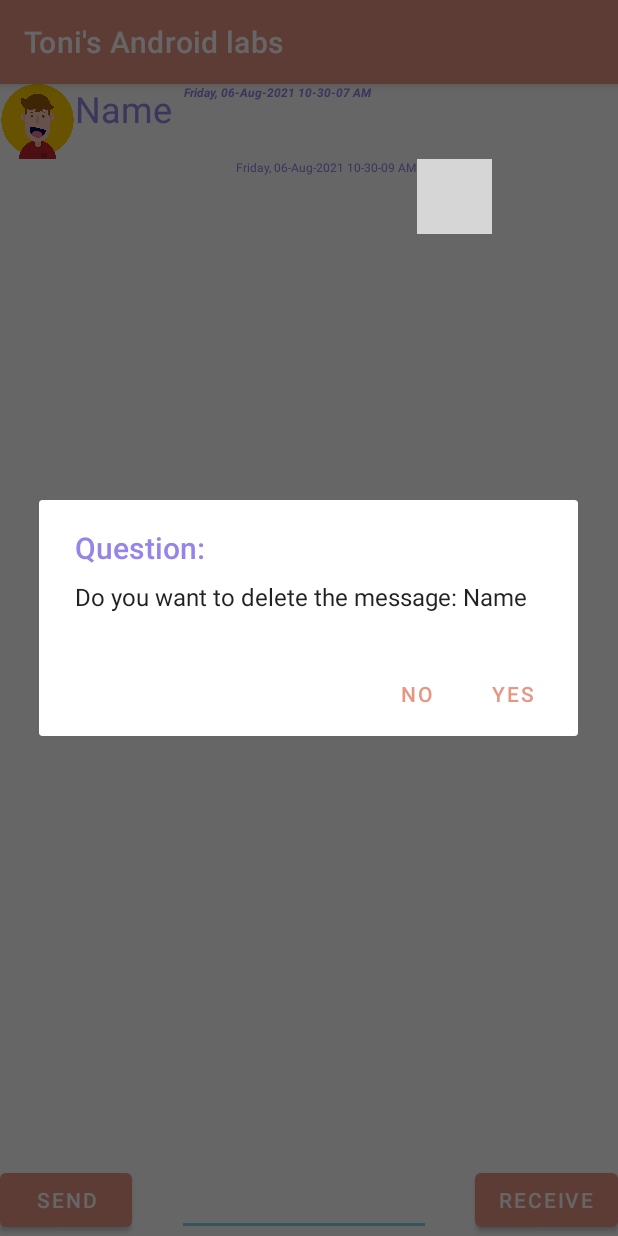
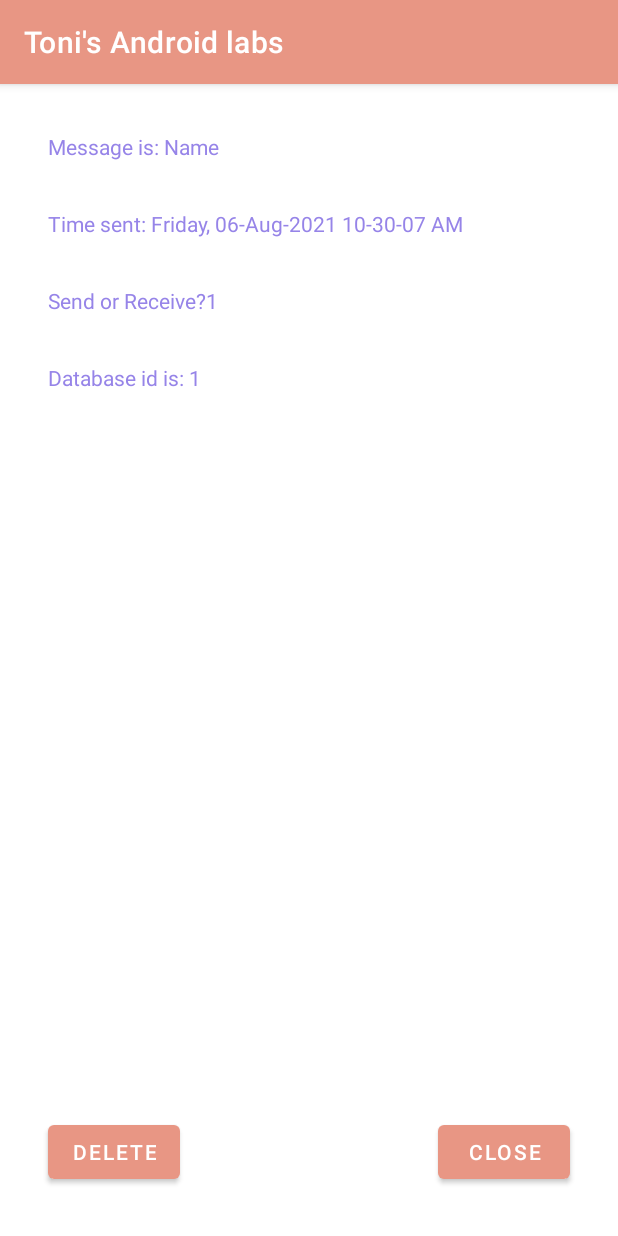
Before and after one commit to tonioluwole/TonisAndroidlabs, an Android app: the screen it shows after launch (ChatRoom), after a tap on "Name", on a phone screen of 412 x 824 dp. Run offline under Robolectric (Android 15) with nearby library versions, the phone set to English and light mode, and no system bars; 2 other taps on this screen came first; grey boxes are pictures that could not be loaded.

Commit message:
mid way through week 8 lab

```diff
--- a/app/src/main/java/algonquin/cst2335/oluw0006/ChatRoom.java
+++ b/app/src/main/java/algonquin/cst2335/oluw0006/ChatRoom.java
@@ -1,241 +1,41 @@
 package algonquin.cst2335.oluw0006;
 
-import android.content.ContentValues;
-import android.database.Cursor;
-import android.database.sqlite.SQLiteDatabase;
+
 import android.os.Bundle;
-import android.view.LayoutInflater;
-import android.view.View;
-import android.view.ViewGroup;
-import android.widget.Button;
-import android.widget.EditText;
-import android.widget.TextView;
-
-import androidx.appcompat.app.AlertDialog;
 import androidx.appcompat.app.AppCompatActivity;
-import androidx.recyclerview.widget.LinearLayoutManager;
-import androidx.recyclerview.widget.RecyclerView;
-
-import com.google.android.material.snackbar.Snackbar;
-
-import java.text.SimpleDateFormat;
-import java.util.ArrayList;
-import java.util.Calendar;
-import java.util.Date;
-import java.util.Locale;
-
+import androidx.fragment.app.Fragment;
+import androidx.fragment.app.FragmentManager;
+import androidx.fragment.app.FragmentTransaction;
 
 public class ChatRoom extends AppCompatActivity {
-    ArrayList<ChatMessage> messages = new ArrayList<>();
-    MyChatAdapter adt;
-    RecyclerView chatList;
 
-    SQLiteDatabase db;
+    boolean isTablet = false;
+
     @Override
     protected void onCreate(Bundle savedInstanceState) {
         super.onCreate(savedInstanceState);
+        setContentView(R.layout.empty_layout);
 
-        setContentView(R.layout.chatlayout);
+        isTablet = findViewById(R.id.detailsRoom) !=null;
 
-        Button send = findViewById(R.id.sendbutton);
-        Button receive = findViewById(R.id.receivebutton);
-        EditText field = findViewById(R.id.editmessage);
+        messageListFragment chatFragment = new messageListFragment();
+        FragmentManager fMgr = getSupportFragmentManager();
+        FragmentTransaction tx = fMgr.beginTransaction();
 
-        MyOpenHelper opener = new MyOpenHelper(this);
-         db = opener.getWritableDatabase();
+        tx.add(R.id.fragmentRoom, chatFragment);
+        tx.commit();
 
-        chatList = findViewById(R.id.myrecycler);
+        //or getSupportFragmentManager().beginTransaction().add(R.id.fragmentRoom, chatFragment).commit();
+    }
 
-        Cursor results = db.rawQuery("Select * from " + MyOpenHelper.TABLE_NAME + ";", null);
+    public void userClickedMessage(messageListFragment.ChatMessage chatMessage, int position) {
+        MessageDetailsFragment mdFragment = new MessageDetailsFragment(chatMessage, position);
 
-            int _idCol = results.getColumnIndex("_id");
-            int messageCol = results.getColumnIndex(MyOpenHelper.col_message);
-            int sendCol = results.getColumnIndex(MyOpenHelper.col_send_receive);
-            int timeCol = results.getColumnIndex(MyOpenHelper.col_time_sent);
+        if(isTablet){
+            getSupportFragmentManager().beginTransaction().add(R.id.detailsRoom, mdFragment).commit();
+        }else {
+            getSupportFragmentManager().beginTransaction().add(R.id.fragmentRoom, mdFragment).commit();
+        }
+    }
 
-            while (results.moveToNext()) {
-                long id = results.getInt(_idCol);
-                String message = results.getString(messageCol);
-                String time = results.getString(timeCol);
-                int sendOrReceive = results.getInt(sendCol);
-
-                messages.add(new ChatMessage(message, sendOrReceive, time, id));
-
-
-            }
-            results.close();
-
-
-        adt = new MyChatAdapter();
-        chatList.setAdapter(adt);
-        LinearLayoutManager layoutManager = new LinearLayoutManager(this, LinearLayoutManager.VERTICAL, false);
-        chatList.setLayoutManager(layoutManager);
-
-        send.setOnClickListener(clk -> {
-            SimpleDateFormat sdf = new SimpleDateFormat("EEEE, dd-MMM-yyyy hh-mm-ss a", Locale.getDefault());
-            String currentDateandTime = sdf.format(new Date());
-
-            ChatMessage thisMessage = new ChatMessage(field.getText().toString(), 1, currentDateandTime);
-
-            ContentValues newRow = new ContentValues();
-            newRow.put(MyOpenHelper.col_message, thisMessage.getMessage());
-            newRow.put(MyOpenHelper.col_send_receive, thisMessage.getSendOrReceive());
-            newRow.put(MyOpenHelper.col_time_sent, thisMessage.getTimeSent());
-
-            long newId = db.insert(MyOpenHelper.TABLE_NAME, MyOpenHelper.col_message, newRow);
-
-            thisMessage.setId(newId);
-
-            messages.add(thisMessage);
-            field.setText("");
-            adt.notifyItemInserted(messages.size() - 1);
-        });
-
-        receive.setOnClickListener(clk -> {
-            SimpleDateFormat sdf = new SimpleDateFormat("EEEE, dd-MMM-yyyy hh-mm-ss a", Locale.getDefault());
-            String currentDateandTime = sdf.format(new Date());
-
-            ChatMessage thisMessage = new ChatMessage(field.getText().toString(), 2, currentDateandTime);
-
-            ContentValues newRow = new ContentValues();
-            newRow.put(MyOpenHelper.col_message, thisMessage.getMessage());
-            newRow.put(MyOpenHelper.col_send_receive, thisMessage.getSendOrReceive());
-            newRow.put(MyOpenHelper.col_time_sent, thisMessage.getTimeSent());
-
-            long newId = db.insert(MyOpenHelper.TABLE_NAME, MyOpenHelper.col_message, newRow);
-
-            thisMessage.setId(newId);
-
-            messages.add(thisMessage);
-            field.setText("");
-            adt.notifyItemInserted(messages.size() - 1);
-        });
-
-    }
-        private class MyRowViews extends RecyclerView.ViewHolder {
-            TextView messageText;
-            TextView timeText;
-            int position = -1;
-
-            public MyRowViews(View itemView) {
-                super(itemView);
-
-                itemView.setOnClickListener(click -> {
-
-                    MyRowViews newRow = adt.onCreateViewHolder(null, adt.getItemViewType(position));
-
-                    AlertDialog.Builder builder = new AlertDialog.Builder(ChatRoom.this);
-                    builder.setMessage("Do you want to delete the message: " + messageText.getText())
-                            .setTitle("Question: ")
-
-                            .setNegativeButton("No", (dialog, cl) -> {
-                            })
-                            .setPositiveButton("Yes", (dialog, cl) -> {
-
-                                ChatMessage removedMessage = messages.get(position);
-                                messages.remove(position);
-                                adt.notifyItemRemoved(position);
-
-                                db.delete(MyOpenHelper.TABLE_NAME, "_id=?", new String[]{Long.toString(removedMessage.getId())});
-
-                                Snackbar.make(messageText, "You deleted message #" + position, Snackbar.LENGTH_LONG)
-                                        .setAction("Undo", clk -> {
-                                            db.execSQL("Insert into " + MyOpenHelper.TABLE_NAME + " values('" + removedMessage.getId() +
-                                                    "','" + removedMessage.getMessage() +
-                                                    "','" + removedMessage.getSendOrReceive() +
-                                                    "','" + removedMessage.getTimeSent() + "');");
-
-                                            messages.add(position, removedMessage);
-                                            adt.notifyItemInserted(position);
-
-                                        })
-                                        .show();
-                            }).create().show();
-                });
-
-                messageText = itemView.findViewById(R.id.message);
-                timeText = itemView.findViewById(R.id.time);
-            }
-
-            public void setPosition(int p) {
-                position = p;
-            }
-        }
-
-        private class MyChatAdapter extends RecyclerView.Adapter<MyRowViews> {
-
-            public int getItemViewType(int position) {
-                ChatMessage message = messages.get(position);
-
-                return message.getSendOrReceive();
-            }
-
-            @Override
-            public MyRowViews onCreateViewHolder(ViewGroup parent, int viewType) {
-
-                LayoutInflater inflater = getLayoutInflater();
-
-                int layoutID;
-                if (viewType == 1) // send
-                    layoutID = R.layout.sent_message;
-                else
-                    layoutID = R.layout.receive_layout;
-                View loadedRow = inflater.inflate(layoutID, parent, false);
-
-                return new MyRowViews(loadedRow);
-            }
-
-            @Override
-            public void onBindViewHolder(MyRowViews holder, int position) {
-                holder.messageText.setText(messages.get(position).getMessage());
-                holder.timeText.setText(messages.get(position).getTimeSent());
-                holder.setPosition(position);
-            }
-
-            @Override
-            public int getItemCount() {
-                return messages.size();
-            }
-        }
-
-        private class ChatMessage {
-            String message;
-            int sendOrReceive;
-            String timeSent;
-            long id;
-
-            public void setId(long l) {
-                id = l;
-            }
-
-            public long getId() {
-                return id;
-            }
-
-            public ChatMessage(String message, int sendOrReceive, String timeSent) {
-                this.message = message;
-                this.sendOrReceive = sendOrReceive;
-                this.timeSent = timeSent;
-            }
-
-            public ChatMessage(String message, int sendOrReceive, String timeSent, long id) {
-                this.message = message;
-                this.sendOrReceive = sendOrReceive;
-                this.timeSent = timeSent;
-                setId(id);
-            }
-
-            public String getMessage() {
-                return message;
-            }
-
-            public int getSendOrReceive() {
-                return sendOrReceive;
-            }
-
-            public String getTimeSent() {
-                return timeSent;
-            }
-        }
-
-    }
+}
--- /dev/null
+++ b/app/src/main/java/algonquin/cst2335/oluw0006/MessageDetailsFragment.java
@@ -0,0 +1,53 @@
+package algonquin.cst2335.oluw0006;
+
+import android.os.Bundle;
+import android.view.LayoutInflater;
+import android.view.View;
+import android.view.ViewGroup;
+import android.widget.Button;
+import android.widget.TextView;
+
+import androidx.fragment.app.Fragment;
+
+import algonquin.cst2335.oluw0006.R;
+import algonquin.cst2335.oluw0006.messageListFragment;
+
+public class MessageDetailsFragment extends Fragment {
+
+    messageListFragment.ChatMessage chosenMessage;
+    int chosenPosition;
+
+    public MessageDetailsFragment(messageListFragment.ChatMessage message, int position) {
+        chosenMessage = message;
+        chosenPosition = position;
+    }
+
+    public View onCreateView(LayoutInflater inflater, ViewGroup container, Bundle savedInstanceState) {
+
+        View detailsView = inflater.inflate(R.layout.details_layout,container,false);
+
+        TextView messageView = detailsView.findViewById(R.id.messageView);
+        TextView timeView = detailsView.findViewById(R.id.timeView);
+        TextView sendView = detailsView.findViewById(R.id.sendView);
+        TextView idView = detailsView.findViewById(R.id.databaseIdView);
+
+        messageView.setText("Message is: " + chosenMessage.getMessage());
+        sendView.setText("Send or Receive?" + chosenMessage.getSendOrReceive());
+        timeView.setText("Time sent: " +chosenMessage.getTimeSent());
+        idView.setText("Database id is: " + chosenMessage.getId());
+
+        Button closeButton = detailsView.findViewById(R.id.closeButton);
+        closeButton.setOnClickListener(closeClicked -> {
+
+        });
+
+        Button deleteButton = detailsView.findViewById(R.id.deleteButton);
+        closeButton.setOnClickListener(closeClicked -> {
+
+        });
+
+        return detailsView;
+    }
+
+
+}
--- /dev/null
+++ b/app/src/main/java/algonquin/cst2335/oluw0006/messageListFragment.java
@@ -0,0 +1,244 @@
+package algonquin.cst2335.oluw0006;
+
+import android.content.ContentValues;
+import android.database.Cursor;
+import android.database.sqlite.SQLiteDatabase;
+import android.os.Bundle;
+import android.view.LayoutInflater;
+import android.view.View;
+import android.view.ViewGroup;
+import android.widget.Button;
+import android.widget.EditText;
+import android.widget.TextView;
+
+import androidx.annotation.NonNull;
+import androidx.annotation.Nullable;
+import androidx.appcompat.app.AlertDialog;
+import androidx.fragment.app.Fragment;
+import androidx.recyclerview.widget.LinearLayoutManager;
+import androidx.recyclerview.widget.RecyclerView;
+
+import com.google.android.material.snackbar.Snackbar;
+
+import java.text.SimpleDateFormat;
+import java.util.ArrayList;
+import java.util.Date;
+import java.util.Locale;
+
+
+public class messageListFragment extends Fragment {
+    ArrayList<ChatMessage> messages = new ArrayList<>();
+    MyChatAdapter adt;
+    RecyclerView chatList;
+
+    SQLiteDatabase db;
+
+    public View onCreateView(LayoutInflater inflater, ViewGroup container, Bundle savedInstanceState) {
+
+        View chatLayout = inflater.inflate(R.layout.chatlayout, container, false);
+
+        Button send = chatLayout.findViewById(R.id.sendbutton);
+        Button receive = chatLayout.findViewById(R.id.receivebutton);
+        EditText field = chatLayout.findViewById(R.id.editmessage);
+
+        MyOpenHelper opener = new MyOpenHelper(getContext());
+        db = opener.getWritableDatabase();
+
+        chatList = chatLayout.findViewById(R.id.myrecycler);
+
+        Cursor results = db.rawQuery("Select * from " + MyOpenHelper.TABLE_NAME + ";", null);
+
+        int _idCol = results.getColumnIndex("_id");
+        int messageCol = results.getColumnIndex(MyOpenHelper.col_message);
+        int sendCol = results.getColumnIndex(MyOpenHelper.col_send_receive);
+        int timeCol = results.getColumnIndex(MyOpenHelper.col_time_sent);
+
+        while (results.moveToNext()) {
+            long id = results.getInt(_idCol);
+            String message = results.getString(messageCol);
+            String time = results.getString(timeCol);
+            int sendOrReceive = results.getInt(sendCol);
+
+            messages.add(new ChatMessage(message, sendOrReceive, time, id));
+        }
+        results.close();
+
+
+        adt = new MyChatAdapter();
+        chatList.setAdapter(adt);
+        LinearLayoutManager layoutManager = new LinearLayoutManager(getContext(), LinearLayoutManager.VERTICAL, false);
+        chatList.setLayoutManager(layoutManager);
+
+        send.setOnClickListener(clk -> {
+            SimpleDateFormat sdf = new SimpleDateFormat("EEEE, dd-MMM-yyyy hh-mm-ss a", Locale.getDefault());
+            String currentDateandTime = sdf.format(new Date());
+
+            ChatMessage thisMessage = new ChatMessage(field.getText().toString(), 1, currentDateandTime);
+
+            ContentValues newRow = new ContentValues();
+            newRow.put(MyOpenHelper.col_message, thisMessage.getMessage());
+            newRow.put(MyOpenHelper.col_send_receive, thisMessage.getSendOrReceive());
+            newRow.put(MyOpenHelper.col_time_sent, thisMessage.getTimeSent());
+
+            long newId = db.insert(MyOpenHelper.TABLE_NAME, MyOpenHelper.col_message, newRow);
+
+            thisMessage.setId(newId);
+
+            messages.add(thisMessage);
+            field.setText("");
+            adt.notifyItemInserted(messages.size() - 1);
+        });
+
+        receive.setOnClickListener(clk -> {
+            SimpleDateFormat sdf = new SimpleDateFormat("EEEE, dd-MMM-yyyy hh-mm-ss a", Locale.getDefault());
+            String currentDateandTime = sdf.format(new Date());
+
+            ChatMessage thisMessage = new ChatMessage(field.getText().toString(), 2, currentDateandTime);
+
+            ContentValues newRow = new ContentValues();
+            newRow.put(MyOpenHelper.col_message, thisMessage.getMessage());
+            newRow.put(MyOpenHelper.col_send_receive, thisMessage.getSendOrReceive());
+            newRow.put(MyOpenHelper.col_time_sent, thisMessage.getTimeSent());
+
+            long newId = db.insert(MyOpenHelper.TABLE_NAME, MyOpenHelper.col_message, newRow);
+
+            thisMessage.setId(newId);
+
+            messages.add(thisMessage);
+            field.setText("");
+            adt.notifyItemInserted(messages.size() - 1);
+        });
+
+        return chatLayout;
+    }
+
+    class MyRowViews extends RecyclerView.ViewHolder {
+        TextView messageText;
+        TextView timeText;
+        int position = -1;
+
+        public MyRowViews(View itemView) {
+            super(itemView);
+
+            itemView.setOnClickListener(click -> {
+
+                ChatRoom parentActivity = (ChatRoom)getContext();
+                int position = getAdapterPosition();
+                parentActivity.userClickedMessage(messages.get(position), position);
+                /*
+                MyRowViews newRow = adt.onCreateViewHolder(null, adt.getItemViewType(position));
+
+                AlertDialog.Builder builder = new AlertDialog.Builder(getContext());
+                builder.setMessage("Do you want to delete the message: " + messageText.getText())
+                        .setTitle("Question: ")
+                        .setNegativeButton("No", (dialog, cl) -> {
+                        })
+                        .setPositiveButton("Yes", (dialog, cl) -> {
+
+                            ChatMessage removedMessage = messages.get(position);
+                            messages.remove(position);
+                            adt.notifyItemRemoved(position);
+
+                            db.delete(MyOpenHelper.TABLE_NAME, "_id=?", new String[]{Long.toString(removedMessage.getId())});
+
+                            Snackbar.make(messageText, "You deleted message #" + position, Snackbar.LENGTH_LONG)
+                                    .setAction("Undo", clk -> {
+                                        db.execSQL("Insert into " + MyOpenHelper.TABLE_NAME + " values('" + removedMessage.getId() +
+                                                "','" + removedMessage.getMessage() +
+                                                "','" + removedMessage.getSendOrReceive() +
+                                                "','" + removedMessage.getTimeSent() + "');");
+
+                                        messages.add(position, removedMessage);
+                                        adt.notifyItemInserted(position);
+
+                                    })
+                                    .show();
+                        }).create().show();*/
+            });
+
+            messageText = itemView.findViewById(R.id.message);
+            timeText = itemView.findViewById(R.id.time);
+        }
+
+        public void setPosition(int p) {
+            position = p;
+        }
+    }
+
+    public class MyChatAdapter extends RecyclerView.Adapter<MyRowViews> {
+
+        public int getItemViewType(int position) {
+            ChatMessage message = messages.get(position);
+
+            return message.getSendOrReceive();
+        }
+
+        @Override
+        public MyRowViews onCreateViewHolder(ViewGroup parent, int viewType) {
+
+            LayoutInflater inflater = getLayoutInflater();
+
+            int layoutID;
+            if (viewType == 1) // send
+                layoutID = R.layout.sent_message;
+            else
+                layoutID = R.layout.receive_layout;
+            View loadedRow = inflater.inflate(layoutID, parent, false);
+
+            return new MyRowViews(loadedRow);
+        }
+
+        @Override
+        public void onBindViewHolder(MyRowViews holder, int position) {
+            holder.messageText.setText(messages.get(position).getMessage());
+            holder.timeText.setText(messages.get(position).getTimeSent());
+            holder.setPosition(position);
+        }
+
+        @Override
+        public int getItemCount() {
+            return messages.size();
+        }
+    }
+
+    public class ChatMessage {
+        String message;
+        int sendOrReceive;
+        String timeSent;
+        long id;
+
+        public void setId(long l) {
+            id = l;
+        }
+
+        public long getId() {
+            return id;
+        }
+
+        public ChatMessage(String message, int sendOrReceive, String timeSent) {
+            this.message = message;
+            this.sendOrReceive = sendOrReceive;
+            this.timeSent = timeSent;
+        }
+
+        public ChatMessage(String message, int sendOrReceive, String timeSent, long id) {
+            this.message = message;
+            this.sendOrReceive = sendOrReceive;
+            this.timeSent = timeSent;
+            setId(id);
+        }
+
+        public String getMessage() {
+            return message;
+        }
+
+        public int getSendOrReceive() {
+            return sendOrReceive;
+        }
+
+        public String getTimeSent() {
+            return timeSent;
+        }
+    }
+
+}
--- /dev/null
+++ b/app/src/main/res/layout-sw600dp/empty_layout.xml
@@ -0,0 +1,20 @@
+<?xml version="1.0" encoding="utf-8"?>
+<LinearLayout
+    xmlns:android="http://schemas.android.com/apk/res/android"
+    android:layout_width="match_parent"
+    android:layout_height="match_parent"
+    android:orientation="horizontal">
+
+<FrameLayout xmlns:android="http://schemas.android.com/apk/res/android"
+    android:layout_width="300dp"
+    android:id="@+id/fragmentRoom"
+    android:background="@color/my_primary"
+    android:layout_height="match_parent"/>
+
+<FrameLayout
+    android:id="@+id/detailsRoom"
+    android:layout_width="match_parent"
+    android:layout_height="match_parent"
+    android:background="@color/my_secondary"/>
+
+</LinearLayout>
--- a/app/src/main/res/layout/chatlayout.xml
+++ b/app/src/main/res/layout/chatlayout.xml
@@ -3,7 +3,8 @@
     xmlns:app="http://schemas.android.com/apk/res-auto"
     xmlns:tools="http://schemas.android.com/tools"
     android:layout_width="match_parent"
-    android:layout_height="match_parent">
+    android:layout_height="match_parent"
+    android:background="@color/white">
 
     <Button
         android:id="@+id/sendbutton"
--- /dev/null
+++ b/app/src/main/res/layout/details_layout.xml
@@ -0,0 +1,67 @@
+<?xml version="1.0" encoding="utf-8"?>
+<androidx.constraintlayout.widget.ConstraintLayout xmlns:android="http://schemas.android.com/apk/res/android"
+    xmlns:app="http://schemas.android.com/apk/res-auto"
+    xmlns:tools="http://schemas.android.com/tools"
+    android:layout_width="match_parent"
+    android:layout_height="match_parent"
+    android:background="@color/white">
+
+    <TextView
+        android:id="@+id/messageView"
+        android:layout_width="wrap_content"
+        android:layout_height="wrap_content"
+        android:layout_marginStart="32dp"
+        android:layout_marginTop="32dp"
+        android:text="MessageGoesHere"
+        app:layout_constraintStart_toStartOf="parent"
+        app:layout_constraintTop_toTopOf="parent" />
+
+    <TextView
+        android:id="@+id/timeView"
+        android:layout_width="wrap_content"
+        android:layout_height="wrap_content"
+        android:layout_marginTop="32dp"
+        android:text="Time Goes Here"
+        app:layout_constraintStart_toStartOf="@+id/messageView"
+        app:layout_constraintTop_toBottomOf="@+id/messageView" />
+
+    <TextView
+        android:id="@+id/sendView"
+        android:layout_width="wrap_content"
+        android:layout_height="wrap_content"
+        android:layout_marginTop="32dp"
+        android:text="send receive goes here"
+        app:layout_constraintStart_toStartOf="@+id/timeView"
+        app:layout_constraintTop_toBottomOf="@+id/timeView" />
+
+    <TextView
+        android:id="@+id/databaseIdView"
+        android:layout_width="wrap_content"
+        android:layout_height="wrap_content"
+        android:layout_marginTop="32dp"
+        android:text="Database id goes here"
+        app:layout_constraintStart_toStartOf="@+id/sendView"
+        app:layout_constraintTop_toBottomOf="@+id/sendView" />
+
+    <Button
+        android:id="@+id/deleteButton"
+        android:layout_width="wrap_content"
+        android:layout_height="wrap_content"
+        android:layout_marginStart="32dp"
+        android:layout_marginBottom="32dp"
+        android:text="Delete"
+        app:layout_constraintBottom_toBottomOf="parent"
+        app:layout_constraintStart_toStartOf="parent" />
+
+    <Button
+        android:id="@+id/closeButton"
+        android:layout_width="wrap_content"
+        android:layout_height="wrap_content"
+        android:layout_marginEnd="32dp"
+        android:layout_marginBottom="32dp"
+        android:text="Close"
+        app:layout_constraintBottom_toBottomOf="parent"
+        app:layout_constraintEnd_toEndOf="parent" />
+
+
+</androidx.constraintlayout.widget.ConstraintLayout>
--- /dev/null
+++ b/app/src/main/res/layout/empty_layout.xml
@@ -0,0 +1,9 @@
+<?xml version="1.0" encoding="utf-8"?>
+<FrameLayout xmlns:android="http://schemas.android.com/apk/res/android"
+    android:layout_width="match_parent"
+    android:id="@+id/fragmentRoom"
+    android:background="@color/my_primary"
+    android:layout_height="match_parent">
+
+
+</FrameLayout>
```
